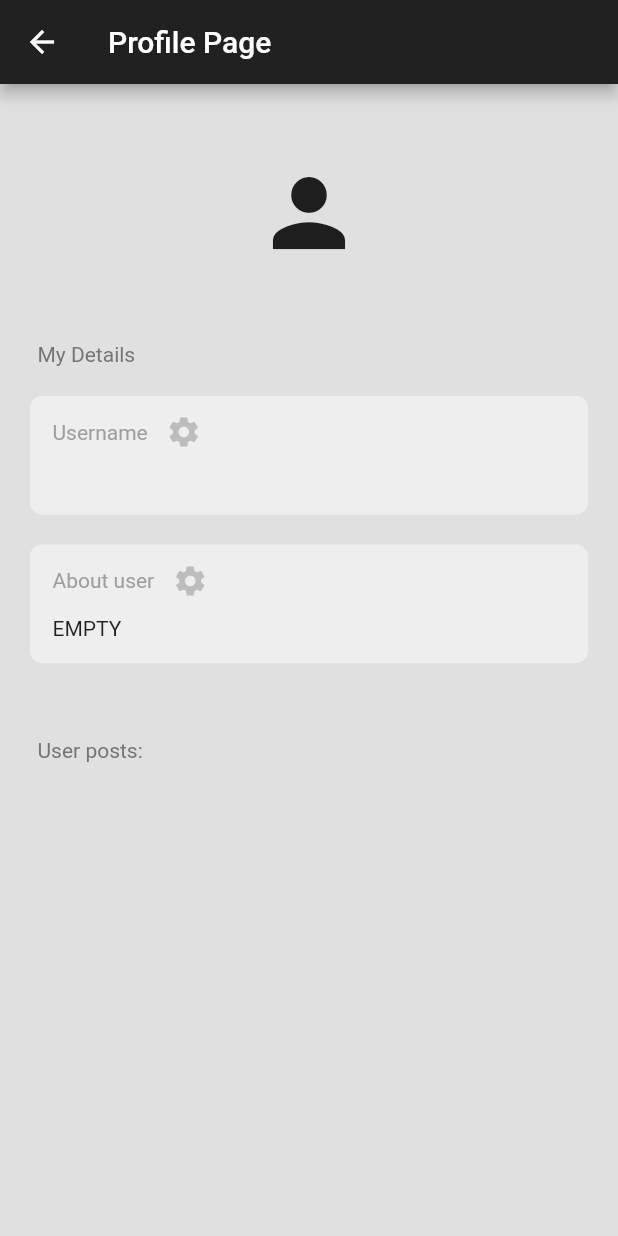
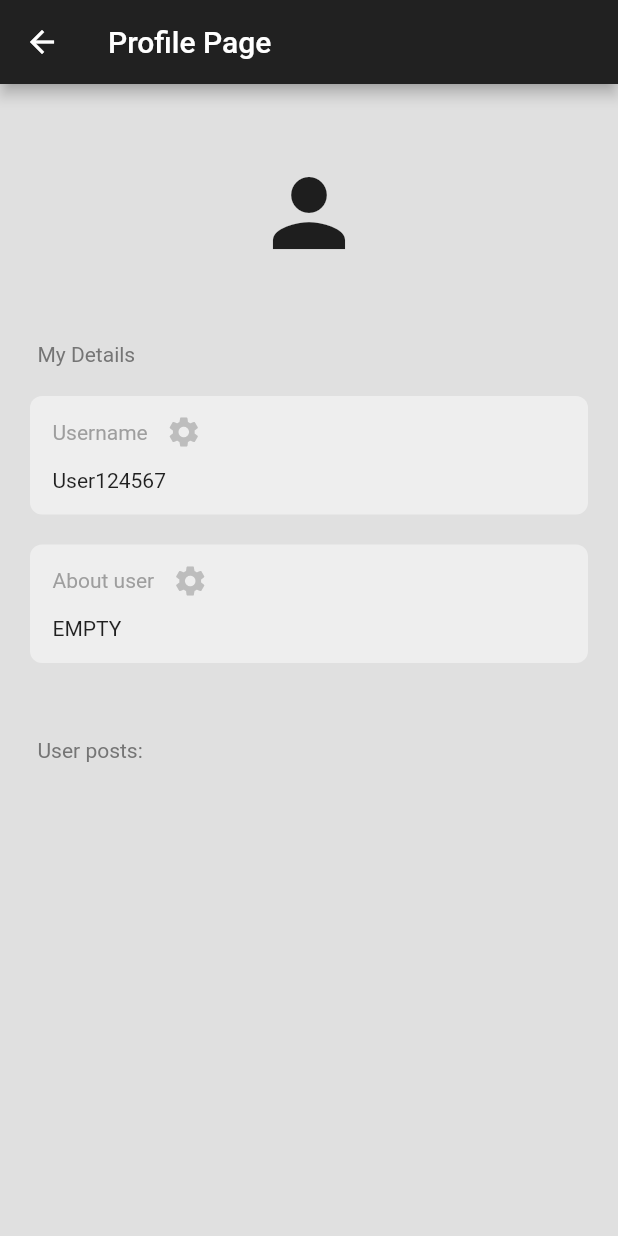
Before and after one commit to PedroPassos87/nuniplay, a Flutter app: the ProfilePage screen opened directly, on a phone screen of 412 x 824 dp. Run offline on Flutter 3.47's test engine with Material 2 defaults, Android fonts, the phone set to English and light mode, and no system bars; our stand-ins replace animated_background, firebase_auth, firebase_core, flutter_spinkit, google_sign_in; accounts and stored records are empty.

Commit message:
resolvido profile bug

```diff
--- a/lib/pages/profile_page.dart
+++ b/lib/pages/profile_page.dart
@@ -61,7 +61,7 @@ class _ProfilePageState extends State<ProfilePage> {
 
           // username
           MyTextBox(
-            text: currentUser.displayName!,
+            text: "User124567",
             sectionName: 'Username',
             onPressed: () => editField('username'),
           ),
```
